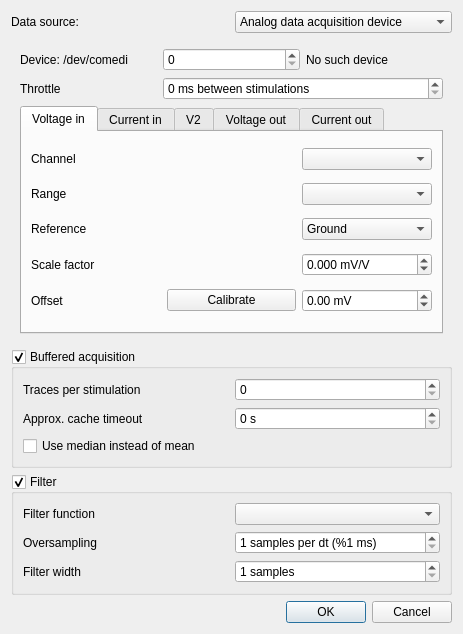
This is src/gui/daqdialog.ui in CompEphys-team/rtdo as Qt 5 draws it before an edit. The edited form follows.
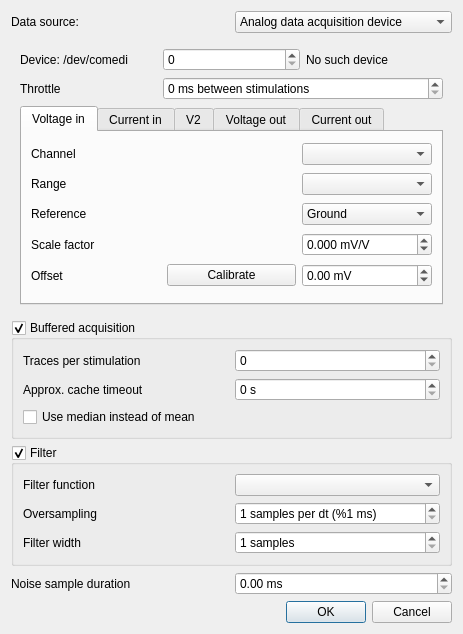
This is the edited form.

Commit message: Added a variance-gathering stimulation to output set

Patch:
```diff
--- a/src/gui/daqdialog.ui
+++ b/src/gui/daqdialog.ui
@@ -871,7 +871,7 @@
      </layout>
     </widget>
    </item>
-   <item row="5" column="0" colspan="2">
+   <item row="6" column="0" colspan="2">
     <widget class="QDialogButtonBox" name="buttonBox">
      <property name="orientation">
       <enum>Qt::Horizontal</enum>
@@ -910,6 +910,26 @@
      </property>
     </widget>
    </item>
+   <item row="5" column="0">
+    <widget class="QLabel" name="label_39">
+     <property name="text">
+      <string>Noise sample duration</string>
+     </property>
+    </widget>
+   </item>
+   <item row="5" column="1">
+    <widget class="QDoubleSpinBox" name="varianceDuration">
+     <property name="suffix">
+      <string> ms</string>
+     </property>
+     <property name="maximum">
+      <double>10000.000000000000000</double>
+     </property>
+     <property name="singleStep">
+      <double>10.000000000000000</double>
+     </property>
+    </widget>
+   </item>
   </layout>
  </widget>
  <resources/>
```
The commit also changes 6 other files.
